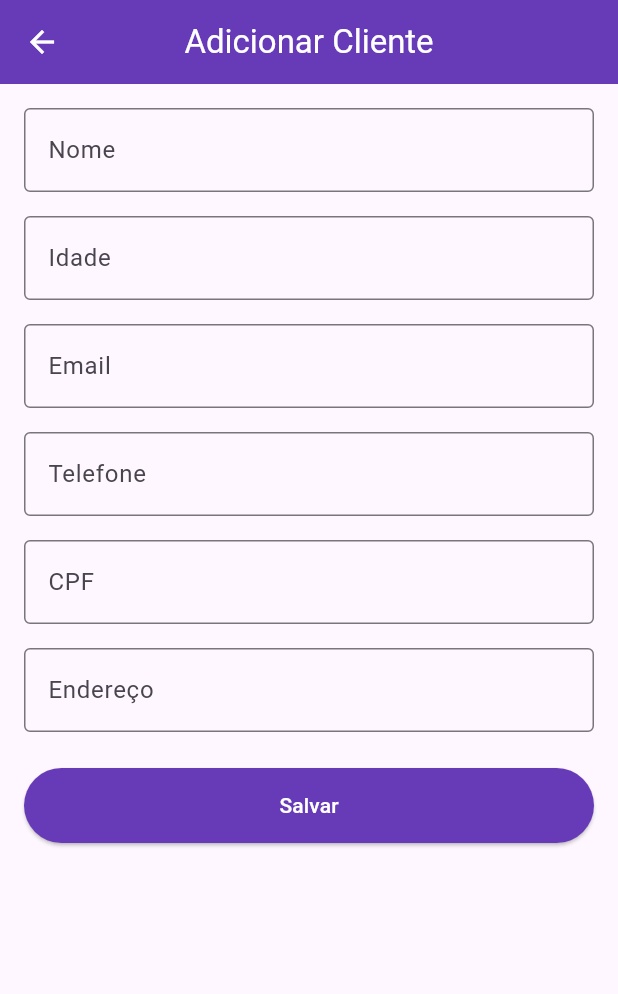
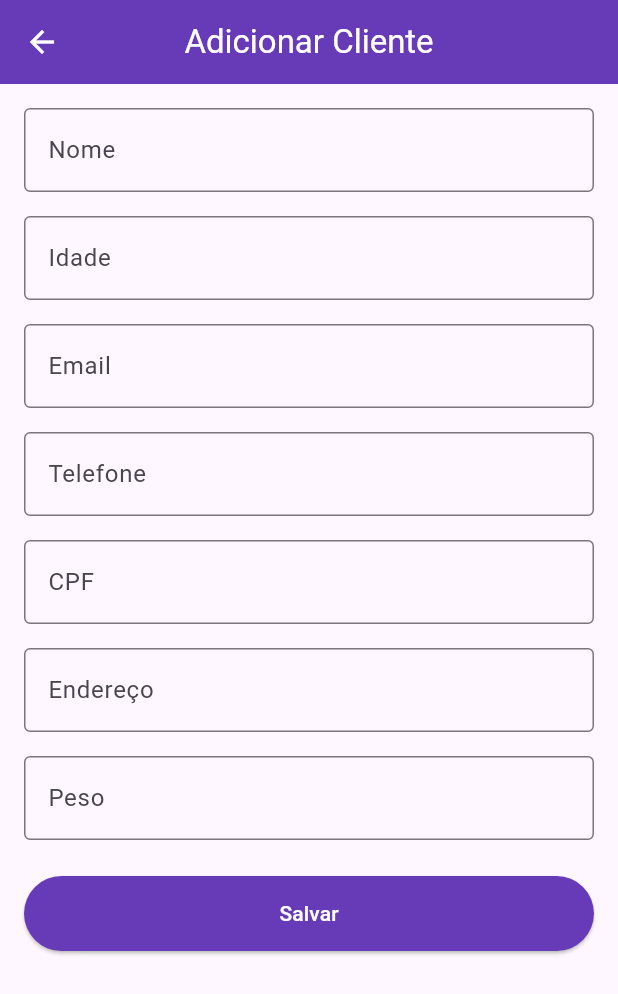
Before and after one commit to educeciliato/flutter_vai_ou_racha, a Flutter app: the CadastroClienteTela screen opened directly, on a phone screen of 412 x 824 dp. Shown: the top 994 px of the screen. Run offline on Flutter 3.47's test engine with Material 3 defaults, Android fonts, the phone set to English and light mode, and no system bars; our stand-ins replace sqflite, sqflite_common_ffi, sqflite_common_ffi_web; accounts and stored records are empty.

Commit message:
Add 'peso' field to CadastroClienteTela
Added a new field for 'peso' in the client registration form and updated the corresponding logic to handle it.

```diff
--- a/lib/telas/cadastro_cliente_tela.dart
+++ b/lib/telas/cadastro_cliente_tela.dart
@@ -27,6 +27,9 @@ class _CadastroClienteTelaState extends State<CadastroClienteTela> {
     text: widget.cliente?.endereco,
   );
   late final cpfController = TextEditingController(text: widget.cliente?.cpf);
+  late final pesoController = TextEditingController(
+    text: widget.cliente?.peso?.toString(),
+  );
 
   @override
   void dispose() {
@@ -36,6 +39,7 @@ class _CadastroClienteTelaState extends State<CadastroClienteTela> {
     telefoneController.dispose();
     enderecoController.dispose();
     cpfController.dispose();
+    pesoController.dispose();
     super.dispose();
   }
 
@@ -49,6 +53,7 @@ class _CadastroClienteTelaState extends State<CadastroClienteTela> {
         telefone: telefoneController.text,
         cpf: cpfController.text,
         endereco: enderecoController.text,
+        peso: double.parse(pesoController.text),
       );
 
       final db = DatabaseHelper.instance;
@@ -146,6 +151,16 @@ class _CadastroClienteTelaState extends State<CadastroClienteTela> {
                 validator: (val) =>
                     val == null || val.isEmpty ? 'Digite o endereço!' : null,
               ),
+              SizedBox(height: 16),
+              TextFormField(
+                controller: pesoController,
+                decoration: InputDecoration(
+                  labelText: 'Peso',
+                  border: OutlineInputBorder(),
+                ),
+                validator: (val) =>
+                    val == null || val.isEmpty ? 'Digite o peso' : null,
+              ),
               SizedBox(height: 24),
               ElevatedButton(
                 onPressed: salvar,
```
